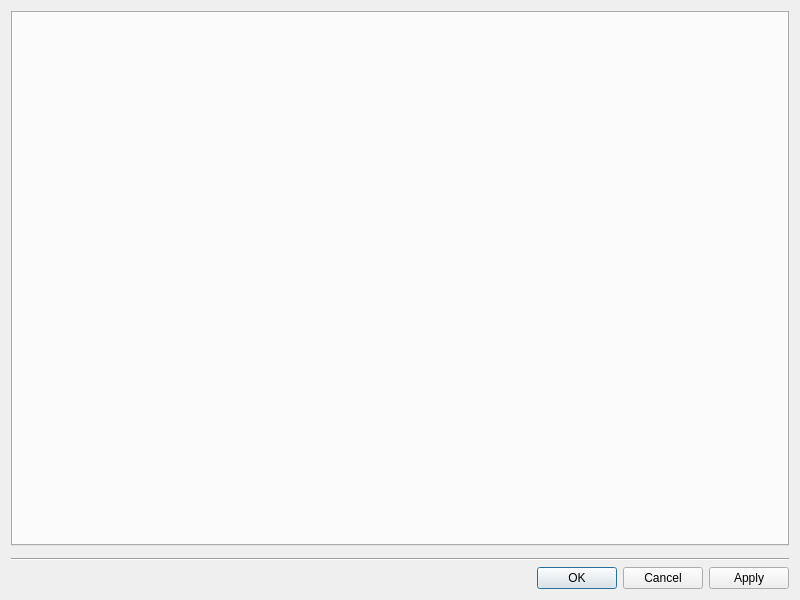
The window that vms/client/nx_vms_client_desktop/src/nx/vms/client/desktop/resource_properties/camera/camera_settings_dialog.ui (networkoptix/nx_open) describes before a commit, drawn with Qt 5.
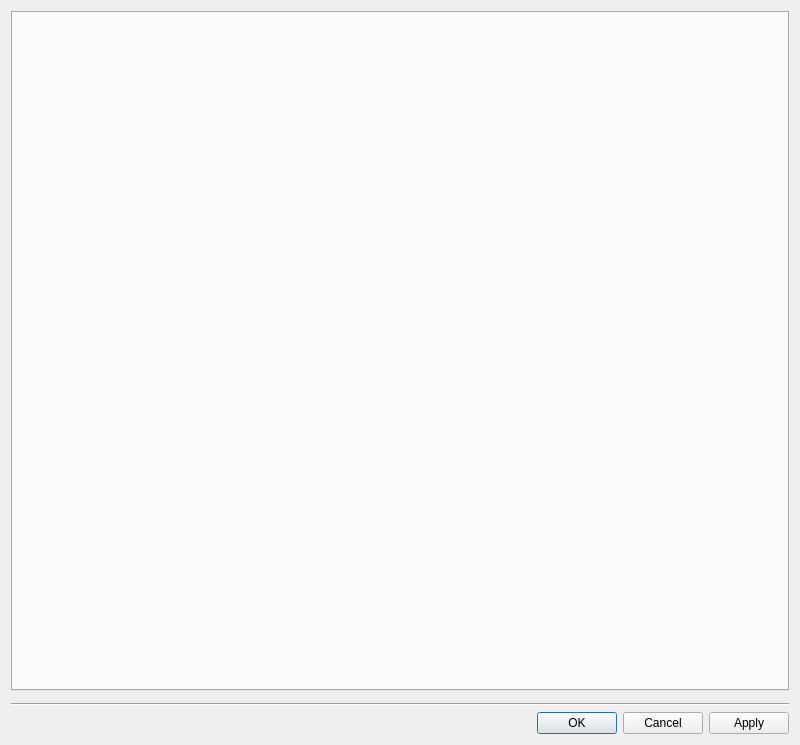
The same window after the commit. Custom widgets are drawn as their Qt base class.

Commit message:
VMS-13983: Fix resizing of camera settings dialog
Fix settings tab widget size policy so that dialog window won't suddenly change size when switching between tabs.
Increase camera settings dialog height to avoid showing scrollbars.

<==== Mercurial data ====>
Branch: x_VMS-13983_Change_default_height_of_camera_settings_dialog

Diff of the .ui file:
```diff
--- a/vms/client/nx_vms_client_desktop/src/nx/vms/client/desktop/resource_properties/camera/camera_settings_dialog.ui
+++ b/vms/client/nx_vms_client_desktop/src/nx/vms/client/desktop/resource_properties/camera/camera_settings_dialog.ui
@@ -7,7 +7,7 @@
     <x>0</x>
     <y>0</y>
     <width>800</width>
-    <height>600</height>
+    <height>745</height>
    </rect>
   </property>
   <layout class="QVBoxLayout" name="verticalLayout">
```
The commit also changes 1 other file.
